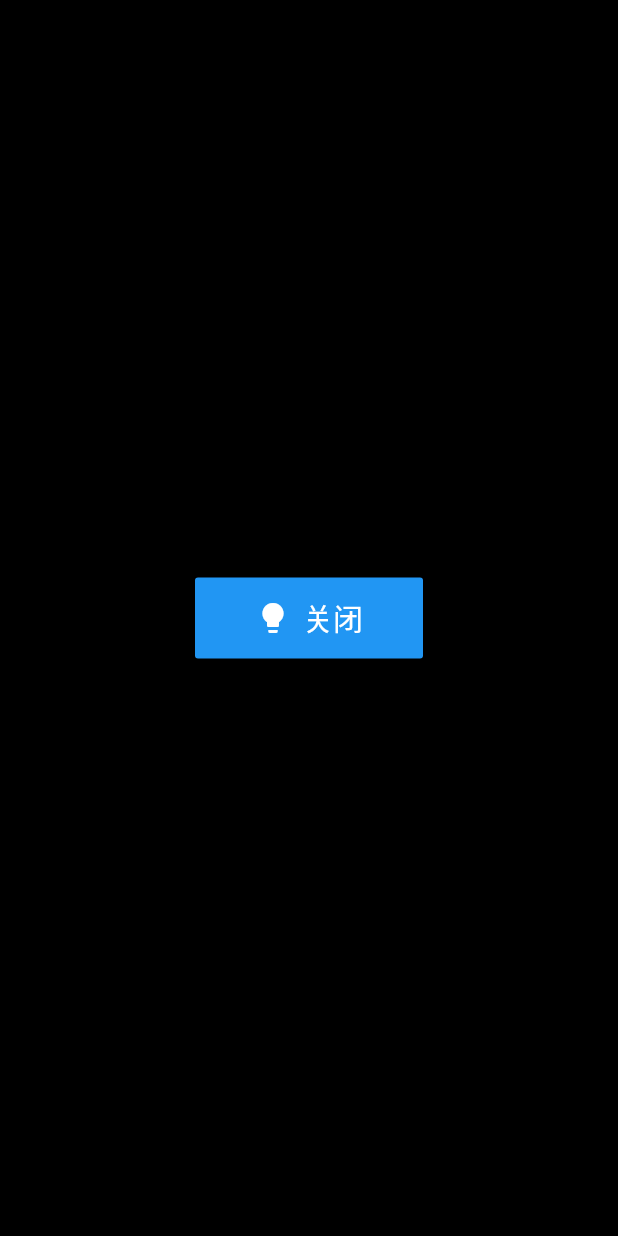
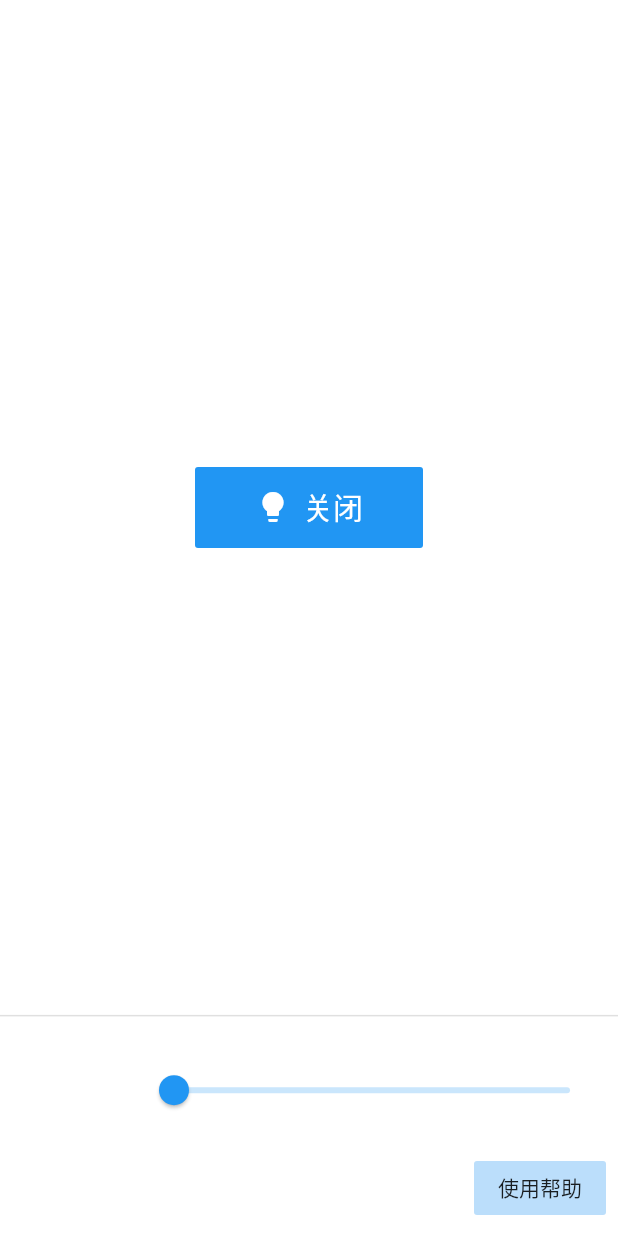
Before and after one commit to d1y/touchlight, a Flutter app: the screen it shows after launch, after a tap on "开启", on a phone screen of 412 x 824 dp. Run offline on Flutter 3.47's test engine with Material 2 defaults, Android fonts, the phone set to English and light mode, and no system bars; our stand-ins replace wakelock; missing offline and left inert: about, lamp.

Commit message:
touchlight

```diff
--- /dev/null
+++ b/lib/cfg.dart
@@ -0,0 +1,4 @@
+// Author: d1y<chenhonzhou@gmial.com>
+// 实验性项目
+
+const GithubLink = "https://github.com/d1y/touchlight";
--- a/lib/main.dart
+++ b/lib/main.dart
@@ -6,8 +6,11 @@ import 'dart:async';
 import 'package:flutter/cupertino.dart';
 import 'package:flutter/material.dart';
 
+import 'cfg.dart';
 import 'utils.dart';
 import 'package:flutter/services.dart';
+
+import 'package:about/about.dart';
 
 void main() {
   runApp(TouchApp());
@@ -31,55 +34,156 @@ class MainAppState extends State {
   /// 闪光灯`flag`
   bool lightFlag = false;
 
+  bool lightBoom = false;
+
   /// 闪光灯文案
   String get lightText {
     return !lightFlag ? "开启" : "关闭";
   }
 
+  /// 按钮背景
   Color get buttonBg {
     return !lightFlag ? Colors.red : Colors.blue;
   }
 
+  /// 按钮图标
   IconData get buttonIcon {
     return !lightFlag ? Icons.lightbulb_outline : Icons.lightbulb;
   }
 
+  /// 滚动条值
+  double rating = 1;
+
+  /// 循环单次时间
+  /// 最小一次 `1` 秒
+  /// 最大一次 `10` 秒
+  Duration get volume {
+    var i = rating.toInt();
+    print("i: $i");
+    return Duration(seconds: i);
+  }
+
+  Timer intervalTouch;
+
   @override
   void initState() {
-    // print("init start");
     fullScreen();
     screenLight(true);
-    // print("init success");
     super.initState();
   }
 
   @override
   void dispose() {
+    cleanLightLoop();
     super.dispose();
   }
 
-  void cccp() {
-    Timer.periodic(Duration(seconds: 1), (timer) {
-      var flag = !lightFlag;
+  /// 启动循环
+  void handleLightLoop() {
+    cleanLightLoop();
+    intervalTouch = Timer.periodic(volume, (timer) {
+      var flag = !lightBoom;
       setState(() {
-        lightFlag = flag;
+        lightBoom = flag;
       });
       handleLight(flag);
     });
   }
 
+  /// 关闭
+  void closeLight() {
+    cleanLightLoop();
+    handleLight(false);
+  }
+
+  /// 清除循环
+  void cleanLightLoop() {
+    if (intervalTouch != null && intervalTouch.isActive) {
+      intervalTouch.cancel();
+    }
+  }
+
   @override
   Widget build(BuildContext context) {
-    // var ctx = MediaQuery.of(context).size;
-    // print(ctx);
     return MaterialApp(
       debugShowCheckedModeBanner: false,
-      home: Scaffold(body: Builder(builder: (BuildContext context) {
+      home: Scaffold(
+          backgroundColor: !lightFlag ? Colors.black : Colors.white,
+          persistentFooterButtons: [
+            Builder(builder: (BuildContext context) {
+              return Container(
+                width: MediaQuery.of(context).size.width - 100,
+                height: MediaQuery.of(context).size.height * .1,
+                child: Slider(
+                  value: rating,
+                  onChanged: (newRating) {
+                    setState(() {
+                      rating = newRating;
+                      handleLightLoop();
+                    });
+                  },
+                  min: 1,
+                  max: 10,
+                ),
+              );
+            }),
+            Builder(builder: (BuildContext context) {
+              return FlatButton(
+                padding: EdgeInsets.all(4.2),
+                color: Colors.blue[100],
+                onPressed: () {
+                  print("单击");
+                  showDialog(
+                    context: context,
+                    builder: (BuildContext context) {
+                      return AlertDialog(
+                        title: Text("帮助"),
+                        content: Text("滑动的是间隔时间, 越大就越慢, 开启就会一直循环, 不需要了就直接关闭即可"),
+                        actions: <Widget>[
+                          FlatButton(
+                            child: Text("我知道了"),
+                            onPressed: () =>
+                                Navigator.of(context).pop(), //关闭对话框
+                          ),
+                        ],
+                      );
+                    },
+                  );
+                },
+                onLongPress: () {
+                  showAboutPage(
+                    context: context,
+                    applicationLegalese: 'Copyright © d1y, {{ year }}',
+                    applicationDescription: Text('TouchLight是一个轻量级的控制闪光灯的程序'),
+                    children: <Widget>[
+                      ListTile(
+                        leading: Icon(Icons.link),
+                        title: Text(GithubLink),
+                        onTap: () {
+                          crossOpenUrl(GithubLink);
+                        },
+                      )
+                    ],
+                    applicationIcon: SizedBox(
+                      width: 120,
+                      height: 120,
+                      child: ClipRRect(
+                        borderRadius: BorderRadius.circular(8),
+                        child: Image.asset('design/logo.png'),
+                      ),
+                    ),
+                  );
+                },
+                child: Text("使用帮助"),
+              );
+            })
+          ],
+          body: Builder(builder: (BuildContext context) {
             var size = MediaQuery.of(context).size;
             return Container(
               width: size.width,
               height: size.height,
-          color: Colors.black,
+              color: !lightFlag ? Colors.black : Colors.white,
               child: Center(
                 child: RaisedButton.icon(
                   color: buttonBg, // Colors.red,
@@ -101,12 +205,15 @@ class MainAppState extends State {
                   highlightColor: Colors.transparent,
                   highlightElevation: 0,
                   onPressed: () {
-                cccp();
-                // var flag = !lightFlag;
-                // setState(() {
-                //   lightFlag = flag;
-                // });
-                // handleLight(flag);
+                    var b = !lightFlag;
+                    if (lightFlag) {
+                      closeLight();
+                    } else {
+                      handleLightLoop();
+                    }
+                    setState(() {
+                      lightFlag = b;
+                    });
                   },
                 ),
               ),
```
Also changed, not shown: lib/utils.dart (+11 -0 lines), pubspec.yaml (+15 -3 lines), design/logo.png (added), pubspec.lock, 30 other files. Lines whose indentation alone changed are shown as unchanged.
